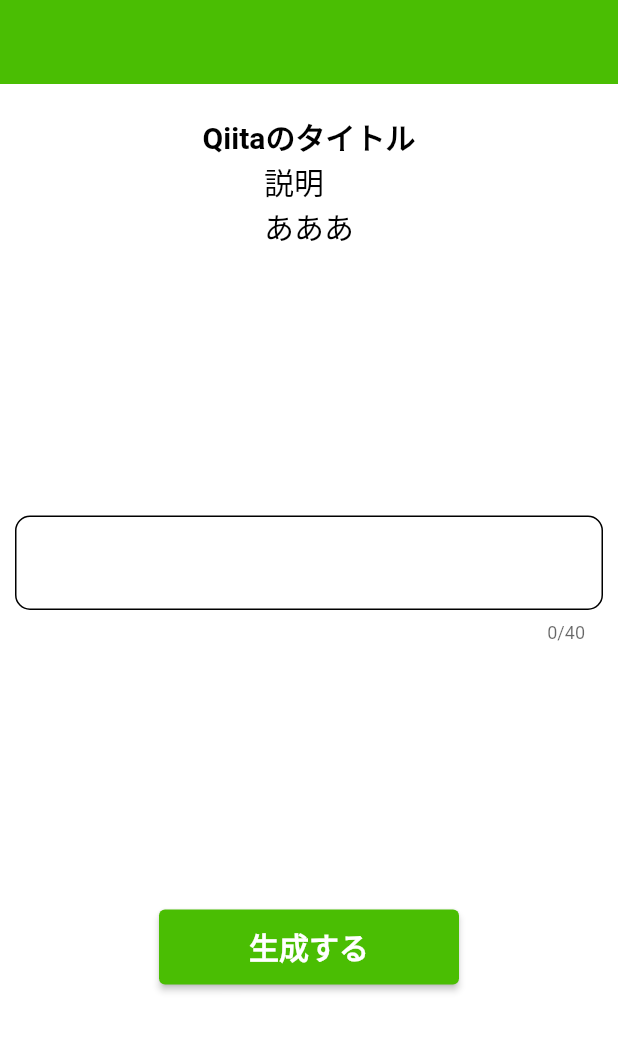
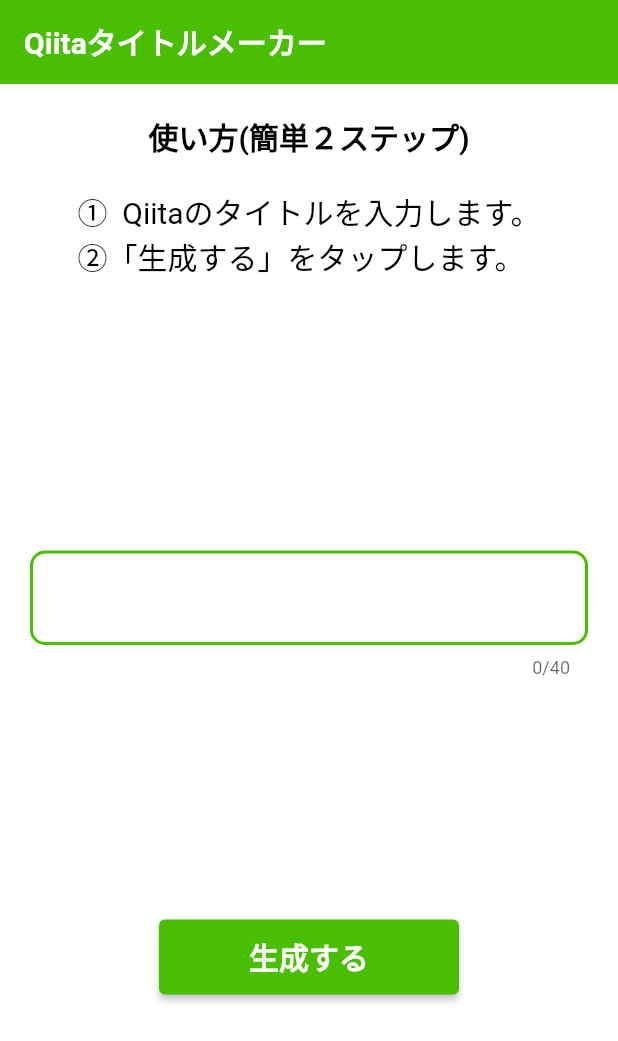
Before and after one commit to iseruuuuu/qiita_image_app, a Flutter app: the screen it shows after launch, on a phone screen of 412 x 824 dp. Shown: the top 1041 px of the screen. Run offline on Flutter 3.47's test engine with Material 2 defaults, Android fonts, the phone set to English and light mode, and no system bars; our stand-ins replace flutter_easyloading, get, image_gallery_saver, screenshot, share_plus.

Commit message:
add: UIの調整しました。

```diff
--- a/lib/screen/title/image_create_screen.dart
+++ b/lib/screen/title/image_create_screen.dart
@@ -20,6 +20,14 @@
       appBar: AppBar(
         backgroundColor: const Color(0xFF4ABE03),
         elevation: 0,
+        title: const Text(
+          'Qiitaタイトルメーカー',
+          style: TextStyle(
+            fontSize: 20,
+            fontWeight: FontWeight.bold,
+            color: Colors.white,
+          ),
+        ),
       ),
       body: GestureDetector(
         onTap: () {
@@ -30,26 +38,32 @@
             children: [
               const SizedBox(height: 20),
               const Text(
-                'Qiitaのタイトル',
+                '使い方(簡単２ステップ)',
                 style: TextStyle(
                   fontSize: 20,
                   fontWeight: FontWeight.bold,
                   color: Colors.black,
                 ),
               ),
-              const Text(
-                '説明\n'
-                'あああ',
-                style: TextStyle(
-                  fontSize: 20,
-                  color: Colors.black,
+              const Padding(
+                padding: EdgeInsets.symmetric(
+                  horizontal: 10,
+                  vertical: 20,
+                ),
+                child: Text(
+                  '①  Qiitaのタイトルを入力します。\n'
+                  '②「生成する」をタップします。',
+                  textAlign: TextAlign.start,
+                  style: TextStyle(
+                    fontSize: 20,
+                    color: Colors.black,
+                  ),
                 ),
               ),
               const Spacer(),
               Padding(
                 padding: const EdgeInsets.symmetric(
-                  horizontal: 10,
-                  vertical: 10,
+                  horizontal: 20,
                 ),
                 child: TextField(
                   onChanged: controller.onTitleChanged,
@@ -75,12 +89,14 @@
                     enabledBorder: OutlineInputBorder(
                       borderRadius: BorderRadius.circular(10),
                       borderSide: const BorderSide(
-                        color: Colors.black,
+                        width: 2,
+                        color: Color(0xFF4ABE03),
                       ),
                     ),
                     focusedBorder: OutlineInputBorder(
                       borderRadius: BorderRadius.circular(10),
                       borderSide: const BorderSide(
+                        width: 2,
                         color: Colors.blue,
                       ),
                     ),
```
